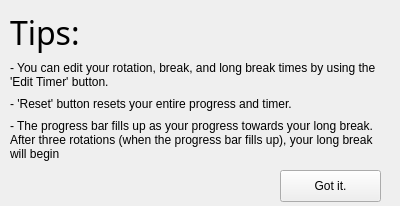
The window that tips.ui (santosemax/Qt-Pomodoro) describes before a commit, drawn with Qt 5.
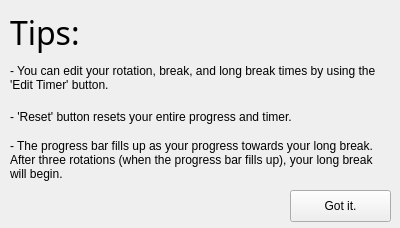
The same window after the commit.

Commit message: Linux UI Scaling Fix

```diff
--- a/tips.ui
+++ b/tips.ui
@@ -7,7 +7,7 @@
     <x>0</x>
     <y>0</y>
     <width>400</width>
-    <height>206</height>
+    <height>228</height>
    </rect>
   </property>
   <property name="windowTitle">
@@ -19,7 +19,7 @@
      <x>10</x>
      <y>10</y>
      <width>381</width>
-     <height>151</height>
+     <height>171</height>
     </rect>
    </property>
    <layout class="QGridLayout" name="gridLayout">
@@ -59,7 +59,7 @@
     <item row="3" column="0">
      <widget class="QLabel" name="label_4">
       <property name="text">
-       <string>- The progress bar fills up as your progress towards your long break. After three rotations (when the progress bar fills up), your long break will begin</string>
+       <string>- The progress bar fills up as your progress towards your long break.  After three rotations (when the progress bar fills up), your long break will begin.</string>
       </property>
       <property name="wordWrap">
        <bool>true</bool>
@@ -71,8 +71,8 @@
   <widget class="QPushButton" name="exit_button">
    <property name="geometry">
     <rect>
-     <x>280</x>
-     <y>170</y>
+     <x>290</x>
+     <y>190</y>
      <width>101</width>
      <height>32</height>
     </rect>
```
The commit also changes 7 other files.
